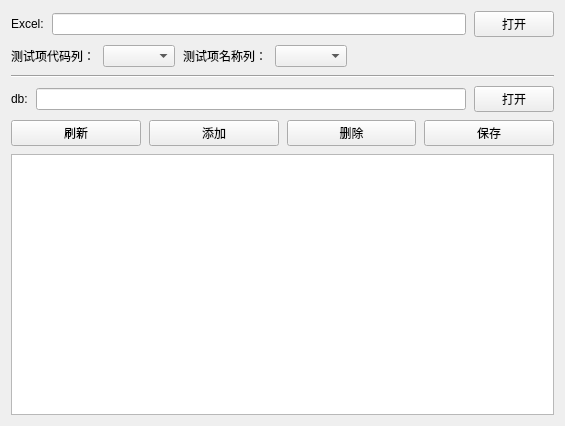
JaneYih/QT_NeoToolKits, file src/NeoToolKits/UI/Form/DbScriptEditorPageForm.ui: the form before one commit.
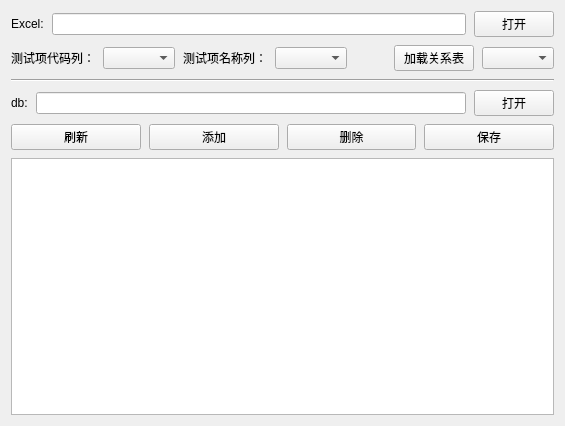
The form after the commit.

Commit message: 实现DbScriptEditor的Excel测试项列表读取功能

The edit to the form file:
```diff
--- a/src/NeoToolKits/UI/Form/DbScriptEditorPageForm.ui
+++ b/src/NeoToolKits/UI/Form/DbScriptEditorPageForm.ui
@@ -52,7 +52,17 @@
       </widget>
      </item>
      <item>
-      <widget class="QComboBox" name="comboBox_testCodeCol"/>
+      <widget class="QComboBox" name="comboBox_testCodeCol">
+       <property name="minimumSize">
+        <size>
+         <width>0</width>
+         <height>0</height>
+        </size>
+       </property>
+       <property name="sizeAdjustPolicy">
+        <enum>QComboBox::AdjustToContents</enum>
+       </property>
+      </widget>
      </item>
      <item>
       <widget class="QLabel" name="label_testNameCol">
@@ -62,7 +72,17 @@
       </widget>
      </item>
      <item>
-      <widget class="QComboBox" name="comboBox_testNameCol"/>
+      <widget class="QComboBox" name="comboBox_testNameCol">
+       <property name="minimumSize">
+        <size>
+         <width>0</width>
+         <height>0</height>
+        </size>
+       </property>
+       <property name="sizeAdjustPolicy">
+        <enum>QComboBox::AdjustToContents</enum>
+       </property>
+      </widget>
      </item>
      <item>
       <spacer name="horizontalSpacer">
@@ -77,6 +97,20 @@
        </property>
       </spacer>
      </item>
+     <item>
+      <widget class="QPushButton" name="btn_LoadItemDictionary">
+       <property name="text">
+        <string>加载关系表</string>
+       </property>
+      </widget>
+     </item>
+     <item>
+      <widget class="QComboBox" name="comboBox_ItemDictionary">
+       <property name="sizeAdjustPolicy">
+        <enum>QComboBox::AdjustToContents</enum>
+       </property>
+      </widget>
+     </item>
     </layout>
    </item>
    <item>
```
Left out of the diff: 4 changed lines with no effect on the pictures. The commit also changes 14 other files.
